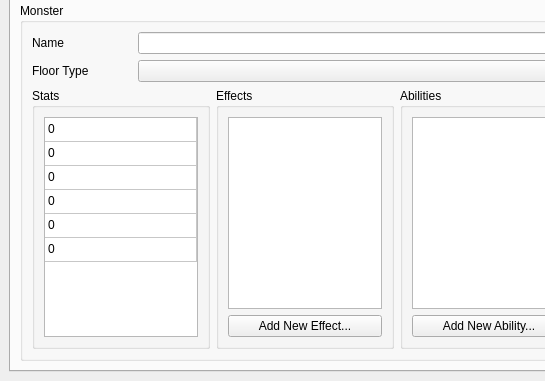
Before: the Qt Designer form editor/ui/editor.ui in SodaCookie/rpeg, drawn with Qt 5; both pictures show x 0 to 545 and y 308 to 689 of the 872 by 689 pixel window.
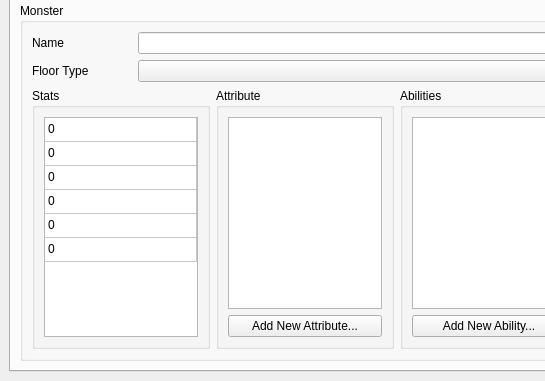
After: the same form once the commit is applied. The open tabs and pages were chosen to show the change.

Diff of the .ui file:
```diff
--- a/editor/ui/editor.ui
+++ b/editor/ui/editor.ui
@@ -251,7 +251,7 @@
                <item>
                 <widget class="QGroupBox" name="groupBox_4">
                  <property name="title">
-                  <string>Effects</string>
+                  <string>Attribute</string>
                  </property>
                  <layout class="QVBoxLayout" name="verticalLayout_7">
                   <item>
@@ -260,7 +260,7 @@
                   <item>
                    <widget class="QPushButton" name="pushButton_4">
                     <property name="text">
-                     <string>Add New Effect...</string>
+                     <string>Add New Attribute...</string>
                     </property>
                    </widget>
                   </item>
```
Left out of the diff: 28 changed lines with no effect on the pictures.
